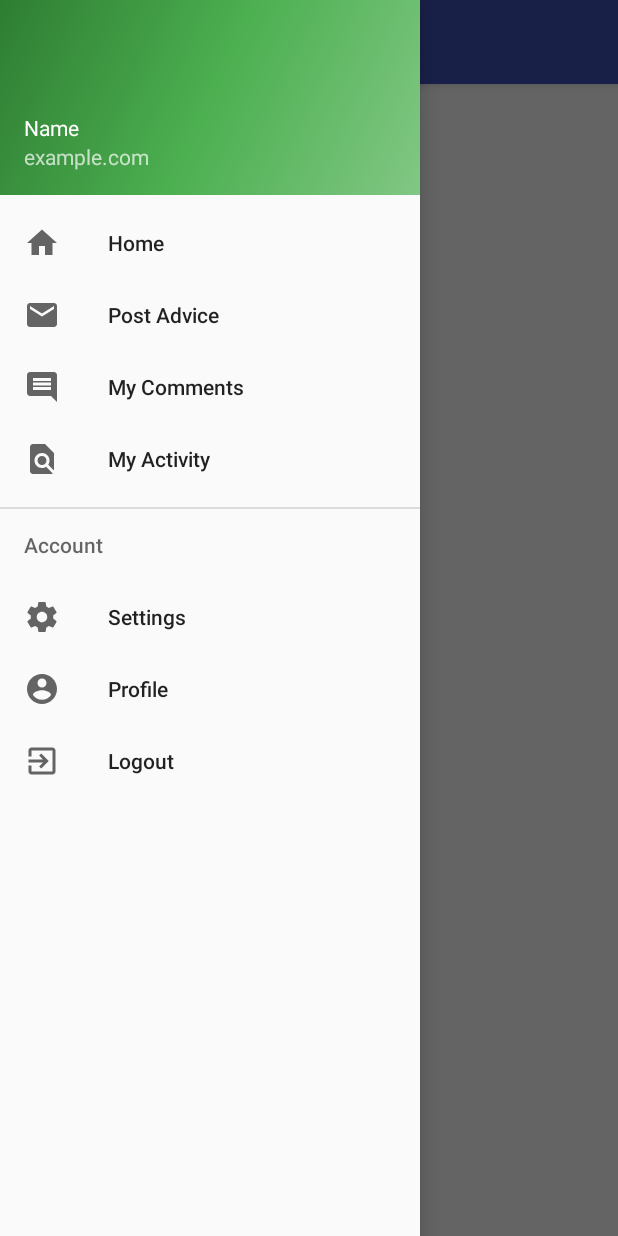
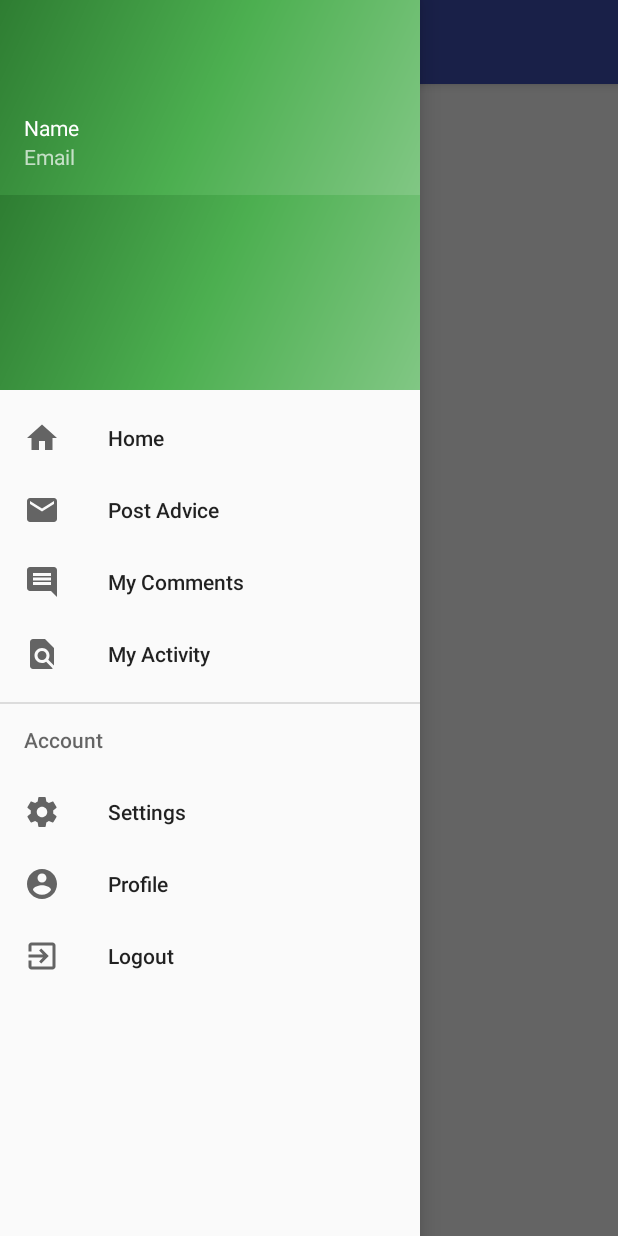
Before and after one commit to PadraigPowell/StudentAdvice, an Android app: the screen it shows after launch once a user with an empty profile is signed in (MainActivity), with the side drawer open, on a phone screen of 412 x 824 dp. Run offline under Robolectric (Android 15) with nearby library versions, the light colour scheme and no system bars; our stand-ins replace Firebase (no records; nobody signed in at launch, a user with empty details on screens opened directly); libraries missing offline, so code that uses them is left out: com.facebook, com.facebook.login, com.firebase.client; 8 statements that could not run were skipped.

Commit message:
finishing touches

```diff
--- a/app/src/main/AndroidManifest.xml
+++ b/app/src/main/AndroidManifest.xml
@@ -9,6 +9,7 @@
     <uses-permission android:name="android.permission.READ_CONTACTS" />
 
     <application
+        android:name=".CustomApplication"
         android:allowBackup="true"
         android:icon="@mipmap/ic_launcher"
         android:label="@string/app_name"
--- a/app/src/main/java/project/year/afinal/studentadvice/LoginActivity.java
+++ b/app/src/main/java/project/year/afinal/studentadvice/LoginActivity.java
@@ -36,7 +36,7 @@ import java.util.regex.Pattern;
 public class LoginActivity extends AppCompatActivity{
 
     private static final String TAG = "LoginActivity";
-    private Firebase mRef = new Firebase("https://student-advice.firebaseio.com/");
+    private Firebase mRef = new Firebase("https://student-advice.firebaseio.com");
     private FirebaseAuth.AuthStateListener mAuthListener;
     private FirebaseAuth mAuth;
     public User user;
@@ -45,9 +45,7 @@ public class LoginActivity extends AppCompatActivity{
     private CallbackManager callbackManager;
 
     // UI references.
-    private LoginButton buttonLogin;
     private LoginButton facebookLogin;
-    private TextView textViewSignup;
     private EditText editTextEmail;
     private EditText editTextPassword;
     private ProgressDialog mProgressDialog;
@@ -58,21 +56,28 @@ public class LoginActivity extends AppCompatActivity{
         super.onCreate(savedInstanceState);
         setContentView(R.layout.activity_login);
 
+        Log.d(TAG, "Login Activity onCreate");
+
         // Initialize Firebase Auth
         mAuth = FirebaseAuth.getInstance();
         FirebaseUser mUser = mAuth.getCurrentUser();
         if (mUser != null) {
+            Log.d(TAG, "onAuthStateChanged:signed_in:" + mUser.getUid());
             // User is signed in
             Intent intent = new Intent(getApplicationContext(), MainActivity.class);
             String uid = mAuth.getCurrentUser().getUid();
+            String name = mAuth.getCurrentUser().getDisplayName();
+            String email = mAuth.getCurrentUser().getEmail();
+
+            intent.putExtra("user_id", uid);
+            intent.putExtra("user_name", name);
+            intent.putExtra("user_email", email);
             String image=mAuth.getCurrentUser().getPhotoUrl().toString();
-            intent.putExtra("user_id", uid);
             if(image!=null || image!=""){
                 intent.putExtra("profile_picture",image);
             }
             startActivity(intent);
             finish();
-            Log.d(TAG, "onAuthStateChanged:signed_in:" + mUser.getUid());
         }
 
         mAuthListener = new FirebaseAuth.AuthStateListener() {
@@ -86,14 +91,13 @@ public class LoginActivity extends AppCompatActivity{
                     // User is signed out
                     Log.d(TAG, "onAuthStateChanged:signed_out");
                 }
-
             }
         };
 
         //Facebook
         callbackManager = CallbackManager.Factory.create();
         facebookLogin = (LoginButton) findViewById(R.id.facebookLogin);
-        facebookLogin.setReadPermissions("email", "public_profile", "user_birthday");
+        facebookLogin.setReadPermissions("email", "public_profile");
         facebookLogin.registerCallback(callbackManager, new FacebookCallback<LoginResult>() {
             @Override
             public void onSuccess(LoginResult loginResult) {
@@ -117,9 +121,6 @@ public class LoginActivity extends AppCompatActivity{
     protected void onStart() {
         super.onStart();
         //UI references
-        buttonLogin = (LoginButton) findViewById(R.id.buttonLogin);
-        facebookLogin = (LoginButton) findViewById(R.id.facebookLogin);
-        textViewSignup = (TextView) findViewById(R.id.textViewSignup);
         editTextEmail = (EditText) findViewById(R.id.editTextEmail);
         editTextPassword = (EditText) findViewById(R.id.editTextPassword);
         mAuth.addAuthStateListener(mAuthListener);
@@ -178,9 +179,14 @@ public class LoginActivity extends AppCompatActivity{
                             Toast.makeText(LoginActivity.this, "Authentication failed.",
                                     Toast.LENGTH_SHORT).show();
                         } else {
+                            String uid=task.getResult().getUser().getUid();
+                            String name=task.getResult().getUser().getDisplayName();
+                            String email=task.getResult().getUser().getEmail();
+
                             Intent intent = new Intent(getApplicationContext(), MainActivity.class);
-                            String uid = mAuth.getCurrentUser().getUid();
-                            intent.putExtra("user_id", uid);
+                            intent.putExtra("user_id",uid);
+                            intent.putExtra("user_name",name);
+                            intent.putExtra("user_email",email);
                             startActivity(intent);
                             finish();
                         }
--- a/app/src/main/java/project/year/afinal/studentadvice/MainActivity.java
+++ b/app/src/main/java/project/year/afinal/studentadvice/MainActivity.java
@@ -6,6 +6,7 @@ import android.os.Bundle;
 import android.support.design.widget.FloatingActionButton;
 import android.support.design.widget.Snackbar;
 import android.support.v4.app.FragmentTransaction;
+import android.util.Log;
 import android.view.View;
 import android.support.design.widget.NavigationView;
 import android.support.v4.view.GravityCompat;
@@ -27,12 +28,6 @@ import com.google.android.gms.appindexing.AppIndex;
 import com.google.android.gms.appindexing.Thing;
 import com.google.android.gms.common.api.GoogleApiClient;
 
-import com.firebase.client.DataSnapshot;
-import com.firebase.client.Firebase;
-import com.firebase.client.FirebaseError;
-import com.firebase.client.ValueEventListener;
-import com.google.firebase.auth.FirebaseAuth;
-
 import java.io.InputStream;
 import java.net.HttpURLConnection;
 import java.net.URL;
@@ -43,13 +38,9 @@ public class MainActivity extends AppCompatActivity
     Toolbar toolbar = null;
 
     private static final String TAG = "MainActivity";
-
-    //Navigation UI elements
     private TextView name;
     private TextView email;
-    // To hold Facebook profile picture
     private ImageView profilePicture;
-
     private GoogleApiClient client;
 
     @Override
@@ -72,18 +63,27 @@ public class MainActivity extends AppCompatActivity
     @Override
     protected void onStart() {
         super.onStart();
-        name = (TextView) findViewById(R.id.displayName);
-        email = (TextView) findViewById(R.id.displayEmail);
-        profilePicture = (ImageView) findViewById(R.id.profileImage);
+        NavigationView navigationView = (NavigationView) findViewById(R.id.nav_view);
+        navigationView.setNavigationItemSelectedListener(this);
+        View header = navigationView.inflateHeaderView(R.layout.nav_header_main);
 
-        name.setText(getIntent().getExtras().getString("user_name"));
-        email.setText(getIntent().getExtras().getString("user_email"));
+        name = (TextView) header.findViewById(R.id.displayName);
+        email = (TextView) header.findViewById(R.id.displayEmail);
+        profilePicture = (ImageView) header.findViewById(R.id.profileImage);
 
-        //Get the uid for the currently logged in User from intent data passed to this activity
-        String uid = getIntent().getExtras().getString("user_id");
 
-        //Get the imageUrl  for the currently logged in User from intent data passed to this activity
-        String imageUrl = getIntent().getExtras().getString("profile_picture");
+        //Get data passed from the login Activity through extra
+        Intent intent = getIntent();
+        String nameTmp = intent.getStringExtra("user_name");
+        String emailTmp = intent.getStringExtra("user_email");
+        String uid = intent.getStringExtra("user_id");
+        String imageUrl = intent.getStringExtra("profile_picture");
+
+        Log.e(TAG, "onStart:" + uid + nameTmp + emailTmp);
+
+
+        name.setText(nameTmp);
+        email.setText(emailTmp);
 
         if (imageUrl != null) {
             new ImageLoadTask(imageUrl, profilePicture).execute();
--- a/app/src/main/java/project/year/afinal/studentadvice/SignupActivity.java
+++ b/app/src/main/java/project/year/afinal/studentadvice/SignupActivity.java
@@ -53,7 +53,6 @@ public class SignupActivity extends AppCompatActivity {
     @Override
     protected void onStart() {
         super.onStart();
-
         editTextName = (EditText) findViewById(R.id.editTextName);
         date_pickerDOB = (DatePicker) findViewById(R.id.date_pickerDOB);
         editTextEmail = (EditText) findViewById(R.id.editTextEmail);
--- a/app/src/main/java/project/year/afinal/studentadvice/User.java
+++ b/app/src/main/java/project/year/afinal/studentadvice/User.java
@@ -1,6 +1,4 @@
 package project.year.afinal.studentadvice;
-
-import java.util.Date;
 
 /**
  * Created by Lorcan on 08/03/2017.
--- a/app/src/main/res/layout/nav_header_main.xml
+++ b/app/src/main/res/layout/nav_header_main.xml
@@ -17,21 +17,22 @@
         android:layout_width="wrap_content"
         android:layout_height="wrap_content"
         android:paddingTop="@dimen/nav_header_vertical_spacing"
-        android:maxHeight="20dp"
-        android:maxWidth="20dp"/>
+        android:paddingLeft="16dp"
+        android:maxHeight="40dp"
+        android:maxWidth="40dp"/>
 
     <TextView
         android:id="@+id/displayName"
+        android:text="Name"
         android:layout_width="match_parent"
         android:layout_height="wrap_content"
         android:paddingTop="@dimen/nav_header_vertical_spacing"
-        android:text="Name"
         android:textAppearance="@style/TextAppearance.AppCompat.Body1" />
 
     <TextView
         android:id="@+id/displayEmail"
         android:layout_width="wrap_content"
         android:layout_height="wrap_content"
-        android:text="example.com"/>
+        android:text="Email"/>
 
 </LinearLayout>
--- a/build.gradle
+++ b/build.gradle
@@ -3,6 +3,7 @@
 buildscript {
     repositories {
         jcenter()
+        mavenCentral()
     }
     dependencies {
         classpath 'com.android.tools.build:gradle:2.3.0'
```
Also changed, not shown: app/build.gradle (+18 -11 lines), app/src/main/java/project/year/afinal/studentadvice/CustomApplication.java (added, +21 -0 lines).
